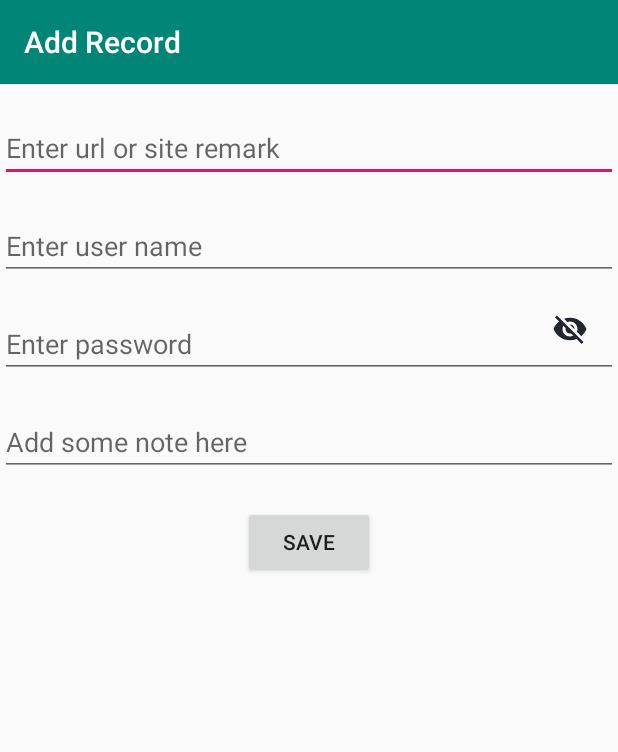
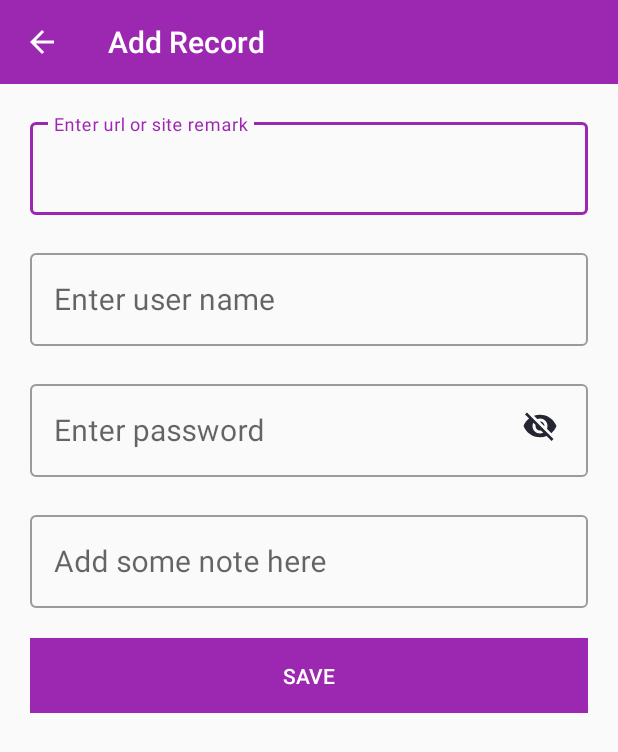
Before and after one commit to Aalishan565/SaveMyKeys, an Android app: the HomeActivity screen opened directly, with no data from a screen before it, after a tap on an icon or button, on a phone screen of 412 x 824 dp. Shown: the top 752 px of the screen. Run offline under Robolectric (Android 15) with nearby library versions, the phone set to English and light mode, and no system bars; our stand-ins replace Room's generated code.

Commit message:
-UI fixes

```diff
--- a/app/src/main/java/com/savemykeys/db/daos/RecordDao.kt
+++ b/app/src/main/java/com/savemykeys/db/daos/RecordDao.kt
@@ -1,9 +1,6 @@
 package com.savemykeys.db.daos
 
-import androidx.room.Dao
-import androidx.room.Delete
-import androidx.room.Insert
-import androidx.room.Query
+import androidx.room.*
 import com.savemykeys.db.entity.Record
 import com.savemykeys.utils.Constants
 
@@ -12,6 +9,8 @@ import com.savemykeys.utils.Constants
 interface RecordDao {
     @Insert
     fun insertRecord(record: Record)
+    @Update
+    fun updateRecord(record: Record)
 
     @Query("SELECT * from record_table")
     fun getRecords(): List<Record>
--- a/app/src/main/java/com/savemykeys/views/activities/HomeActivity.kt
+++ b/app/src/main/java/com/savemykeys/views/activities/HomeActivity.kt
@@ -1,16 +1,20 @@
 package com.savemykeys.views.activities
 
+import android.app.SearchManager
+import android.content.Context
 import android.content.Intent
 import android.os.Bundle
+import android.view.*
 import androidx.appcompat.app.AppCompatActivity
+import androidx.appcompat.widget.SearchView
 import androidx.recyclerview.widget.LinearLayoutManager
 import com.savemykeys.R
+import com.savemykeys.application.SaveMyKeysApplication
 import com.savemykeys.db.AppDatabase
 import com.savemykeys.db.daos.RecordDao
 import com.savemykeys.db.entity.Record
+import com.savemykeys.utils.Constants
 import com.savemykeys.views.adapters.RecordAdapter
-import com.savemykeys.application.SaveMyKeysApplication
-import com.savemykeys.utils.Constants
 import kotlinx.android.synthetic.main.activity_home.*
 
 class HomeActivity : AppCompatActivity() {
@@ -23,6 +27,7 @@ class HomeActivity : AppCompatActivity() {
     override fun onCreate(savedInstanceState: Bundle?) {
         super.onCreate(savedInstanceState)
         setContentView(R.layout.activity_home)
+        setSupportActionBar(toolbar)
         fabAdd.setOnClickListener { view ->
             var intent = Intent(this, AddRecordActivity::class.java)
             intent.putExtra(
@@ -32,12 +37,31 @@ class HomeActivity : AppCompatActivity() {
         }
     }
 
+    override fun onCreateOptionsMenu(menu: Menu): Boolean {
+        val inflater: MenuInflater = menuInflater
+        inflater.inflate(R.menu.main_menu, menu)
+        return true
+    }
+
+    override fun onOptionsItemSelected(item: MenuItem): Boolean {
+        return super.onOptionsItemSelected(item)
+        when (item.itemId) {
+            R.id.menu_search -> {
+            }
+            else -> {
+
+            }
+        }
+
+    }
+
+
     override fun onResume() {
         super.onResume()
         loadData()
     }
 
-     fun loadData() {
+    fun loadData() {
         databaseInstance = (applicationContext as SaveMyKeysApplication).getDatabaseInstance();
         recordDao = databaseInstance?.recordDao()
         recordList = recordDao?.getRecords()
--- a/app/src/main/java/com/savemykeys/views/presenters/AddRecordPresenter.kt
+++ b/app/src/main/java/com/savemykeys/views/presenters/AddRecordPresenter.kt
@@ -1,5 +1,5 @@
 package com.savemykeys.views.presenters
 
 interface AddRecordPresenter {
-    fun addRecord(url: String, userName: String, password: String, note: String)
+    fun addRecord(url: String, userName: String, password: String, note: String,insert: Boolean)
 }
--- /dev/null
+++ b/app/src/main/res/drawable/ic_arrow_back_white_24dp.xml
@@ -0,0 +1,5 @@
+<vector android:height="24dp" android:tint="#FFFFFF"
+    android:viewportHeight="24.0" android:viewportWidth="24.0"
+    android:width="24dp" xmlns:android="http://schemas.android.com/apk/res/android">
+    <path android:fillColor="#FF000000" android:pathData="M20,11H7.83l5.59,-5.59L12,4l-8,8 8,8 1.41,-1.41L7.83,13H20v-2z"/>
+</vector>
--- /dev/null
+++ b/app/src/main/res/drawable/ic_search_white_24dp.xml
@@ -0,0 +1,5 @@
+<vector android:height="24dp" android:tint="#FFFFFF"
+    android:viewportHeight="24.0" android:viewportWidth="24.0"
+    android:width="24dp" xmlns:android="http://schemas.android.com/apk/res/android">
+    <path android:fillColor="#FF000000" android:pathData="M15.5,14h-0.79l-0.28,-0.27C15.41,12.59 16,11.11 16,9.5 16,5.91 13.09,3 9.5,3S3,5.91 3,9.5 5.91,16 9.5,16c1.61,0 3.09,-0.59 4.23,-1.57l0.27,0.28v0.79l5,4.99L20.49,19l-4.99,-5zM9.5,14C7.01,14 5,11.99 5,9.5S7.01,5 9.5,5 14,7.01 14,9.5 11.99,14 9.5,14z"/>
+</vector>
--- a/app/src/main/res/layout/activity_add_record.xml
+++ b/app/src/main/res/layout/activity_add_record.xml
@@ -11,79 +11,125 @@
         android:layout_width="match_parent"
         android:layout_height="?attr/actionBarSize"
         android:background="?attr/colorPrimary"
-        app:titleTextColor="@color/colorWhite"
-        app:popupTheme="@style/AppTheme.PopupOverlay" />
+        app:popupTheme="@style/AppTheme.PopupOverlay"
+        app:titleTextColor="@color/colorWhite" />
 
-    <EditText
+    <ScrollView
+        android:layout_width="match_parent"
+        android:layout_height="match_parent"
+        android:layout_below="@+id/toolbar">
+
+        <LinearLayout
+            android:layout_width="match_parent"
+            android:layout_height="match_parent"
+            android:layout_below="@+id/toolbar"
+            android:orientation="vertical"
+            android:padding="@dimen/dimen_20dp">
+
+            <com.google.android.material.textfield.TextInputLayout
+                android:id="@+id/tilSiteUrl"
+                style="@style/TilOutlinedBox"
+                android:layout_width="match_parent"
+                android:layout_height="wrap_content">
+
+                <com.google.android.material.textfield.TextInputEditText
                     android:id="@+id/etSiteUrl"
                     android:layout_width="match_parent"
                     android:layout_height="wrap_content"
-        android:layout_below="@+id/toolbar"
-        android:layout_marginTop="@dimen/dimen_20dp"
                     android:hint="Enter url or site remark"
-        android:maxLines="2"></EditText>
+                    android:maxLength="100"
+                    android:maxLines="2"
+                    android:minHeight="@dimen/dimen_50dp"
+                    android:textSize="@dimen/dimen_20sp" />
+            </com.google.android.material.textfield.TextInputLayout>
 
-    <EditText
+            <com.google.android.material.textfield.TextInputLayout
+                android:id="@+id/tilUserName"
+                style="@style/TilOutlinedBox"
+                android:layout_width="match_parent"
+                android:layout_height="wrap_content"
+                android:layout_marginTop="@dimen/dimen_20dp">
+
+                <com.google.android.material.textfield.TextInputEditText
                     android:id="@+id/etUserName"
                     android:layout_width="match_parent"
                     android:layout_height="wrap_content"
-        android:layout_below="@+id/etSiteUrl"
-        android:layout_marginTop="@dimen/dimen_20dp"
                     android:hint="Enter user name"
-        android:maxLines="1"></EditText>
+                    android:maxLength="100"
+                    android:maxLines="1"
+                    android:minHeight="@dimen/dimen_50dp"
+                    android:textSize="@dimen/dimen_20sp"></com.google.android.material.textfield.TextInputEditText>
+            </com.google.android.material.textfield.TextInputLayout>
 
             <RelativeLayout
                 android:id="@+id/rlPasswordCnt"
                 android:layout_width="match_parent"
                 android:layout_height="wrap_content"
-        android:layout_below="@+id/etUserName"
-        android:layout_centerHorizontal="true"
-        android:gravity="center_horizontal">
+                android:layout_marginTop="@dimen/dimen_20dp">
 
-        <EditText
+                <com.google.android.material.textfield.TextInputLayout
+                    android:id="@+id/tilPassword"
+                    style="@style/TilOutlinedBox"
+                    android:layout_width="match_parent"
+                    android:layout_height="wrap_content">
+
+                    <com.google.android.material.textfield.TextInputEditText
                         android:id="@+id/etPassword"
                         android:layout_width="match_parent"
                         android:layout_height="wrap_content"
-            android:layout_alignParentLeft="true"
-            android:layout_marginTop="@dimen/dimen_20dp"
                         android:hint="Enter password"
                         android:inputType="textPassword"
-            android:maxLines="1"></EditText>
+                        android:maxLength="100"
+                        android:maxLines="1"
+                        android:minHeight="@dimen/dimen_50dp"
+                        android:textSize="@dimen/dimen_20sp">
+
+                    </com.google.android.material.textfield.TextInputEditText>
+
+                </com.google.android.material.textfield.TextInputLayout>
 
                 <CheckBox
                     android:id="@+id/ivPwdVisibility"
                     android:layout_width="wrap_content"
                     android:layout_height="wrap_content"
+                    android:layout_alignParentRight="true"
+                    android:layout_centerVertical="true"
                     android:layout_marginRight="@dimen/dimen_20dp"
-            android:layout_alignParentRight="true"
-            android:button="@android:color/transparent"
-            android:layout_centerVertical="true"
-            android:background="@drawable/ic_visibility_off_black_24dp">
+                    android:background="@drawable/ic_visibility_off_black_24dp"
+                    android:button="@android:color/transparent">
 
                 </CheckBox>
 
-
-
-
             </RelativeLayout>
 
+            <com.google.android.material.textfield.TextInputLayout
+                android:id="@+id/tilNote"
+                style="@style/TilOutlinedBox"
+                android:layout_width="match_parent"
+                android:layout_height="wrap_content"
+                android:layout_marginTop="@dimen/dimen_20dp">
 
-    <EditText
+                <com.google.android.material.textfield.TextInputEditText
                     android:id="@+id/etNote"
                     android:layout_width="match_parent"
                     android:layout_height="wrap_content"
-        android:layout_below="@+id/rlPasswordCnt"
-        android:layout_marginTop="@dimen/dimen_20dp"
                     android:hint="Add some note here"
-        android:maxLines="3"></EditText>
+                    android:maxLength="200"
+                    android:maxLines="3"
+                    android:minHeight="@dimen/dimen_50dp"
+                    android:textSize="@dimen/dimen_20sp"></com.google.android.material.textfield.TextInputEditText>
+            </com.google.android.material.textfield.TextInputLayout>
 
             <Button
                 android:id="@+id/btnSave"
-        android:layout_width="wrap_content"
+                android:layout_width="match_parent"
                 android:layout_height="wrap_content"
-        android:layout_below="@+id/etNote"
-        android:layout_centerHorizontal="true"
+                android:layout_gravity="center"
                 android:layout_marginTop="@dimen/dimen_20dp"
-        android:text="@string/save"></Button>
-
+                android:background="@color/colorPrimary"
+                android:minHeight="@dimen/dimen_50dp"
+                android:text="@string/save"
+                android:textColor="@color/colorWhite"></Button>
+        </LinearLayout>
+    </ScrollView>
 </RelativeLayout>
--- a/app/src/main/res/layout/activity_home.xml
+++ b/app/src/main/res/layout/activity_home.xml
@@ -22,6 +22,7 @@
     </com.google.android.material.appbar.AppBarLayout>
 
     <androidx.recyclerview.widget.RecyclerView
+        android:layout_marginTop="@dimen/dimen_20dp"
         android:id="@+id/rvHome"
         android:layout_width="match_parent"
         android:layout_height="match_parent"
--- a/app/src/main/res/layout/activity_login_sign_up.xml
+++ b/app/src/main/res/layout/activity_login_sign_up.xml
@@ -15,7 +15,10 @@
 
     <com.google.android.material.tabs.TabLayout
         android:id="@+id/tabMode"
-        android:layout_width="409dp"
+        android:background="@color/colorPrimary"
+        android:layout_width="match_parent"
+        app:tabSelectedTextColor="@color/colorWhite"
+        app:tabTextColor="#A6FFFFFF"
         android:layout_height="wrap_content"
         android:layout_below="@+id/toolbar">
 
--- a/app/src/main/res/layout/activity_splash.xml
+++ b/app/src/main/res/layout/activity_splash.xml
@@ -2,6 +2,7 @@
 <androidx.constraintlayout.widget.ConstraintLayout xmlns:android="http://schemas.android.com/apk/res/android"
     xmlns:app="http://schemas.android.com/apk/res-auto"
     android:layout_width="match_parent"
+    android:background="@color/colorPrimary"
     android:layout_height="match_parent">
 
     <TextView
@@ -9,6 +10,7 @@
         android:layout_height="wrap_content"
         android:text="Save my keys local app"
         android:textSize="25sp"
+        android:textColor="@color/colorWhite"
         app:layout_constraintBottom_toBottomOf="parent"
         app:layout_constraintLeft_toLeftOf="parent"
         app:layout_constraintRight_toRightOf="parent"
--- /dev/null
+++ b/app/src/main/res/menu/main_menu.xml
@@ -0,0 +1,11 @@
+<?xml version="1.0" encoding="utf-8"?>
+<menu xmlns:android="http://schemas.android.com/apk/res/android"
+    xmlns:app="http://schemas.android.com/apk/res-auto">
+    <item
+        android:id="@+id/menu_search"
+        android:orderInCategory="1"
+        android:title="Search"
+        android:icon="@drawable/ic_search_white_24dp"
+        app:showAsAction="always" />
+
+</menu>
--- a/app/src/main/res/values/colors.xml
+++ b/app/src/main/res/values/colors.xml
@@ -1,7 +1,7 @@
 <?xml version="1.0" encoding="utf-8"?>
 <resources>
-    <color name="colorPrimary">#008577</color>
-    <color name="colorPrimaryDark">#00574B</color>
-    <color name="colorAccent">#D81B60</color>
+    <color name="colorPrimary">#9C27B0</color>
+    <color name="colorPrimaryDark">#6F347A</color>
+    <color name="colorAccent">#F44336</color>
     <color name="colorWhite">#FFFFFF</color>
 </resources>
--- a/app/src/main/res/values/dimens.xml
+++ b/app/src/main/res/values/dimens.xml
@@ -6,5 +6,7 @@
     <dimen name="dimen_100dp">100dp</dimen>
     <dimen name="dimen_150dp">150dp</dimen>
     <dimen name="dimen_200dp">200dp</dimen>
+    <dimen name="dimen_300dp">300dp</dimen>
+    <dimen name="dimen_500dp">500dp</dimen>
     <dimen name="dimen_20sp">20sp</dimen>
 </resources>
--- a/app/src/main/res/values/styles.xml
+++ b/app/src/main/res/values/styles.xml
@@ -17,4 +17,6 @@
 
     <style name="AppTheme.PopupOverlay" parent="ThemeOverlay.AppCompat.Light" />
 
+    <style name="TilOutlinedBox" parent="Widget.MaterialComponents.TextInputLayout.OutlinedBox" />
+
 </resources>
```
Also changed, not shown: app/src/main/java/com/savemykeys/db/entity/Record.kt (+3 -5 lines), app/src/main/java/com/savemykeys/views/activities/AddRecordActivity.kt (+31 -11 lines), app/src/main/java/com/savemykeys/views/impls/AddRecordPresenterImpl.kt (+11 -5 lines), app/src/main/res/layout/fragment_login.xml (+7 -4 lines), app/src/main/res/layout/fragment_sign_up.xml (+11 -7 lines). Lines whose indentation alone changed are shown as unchanged.
